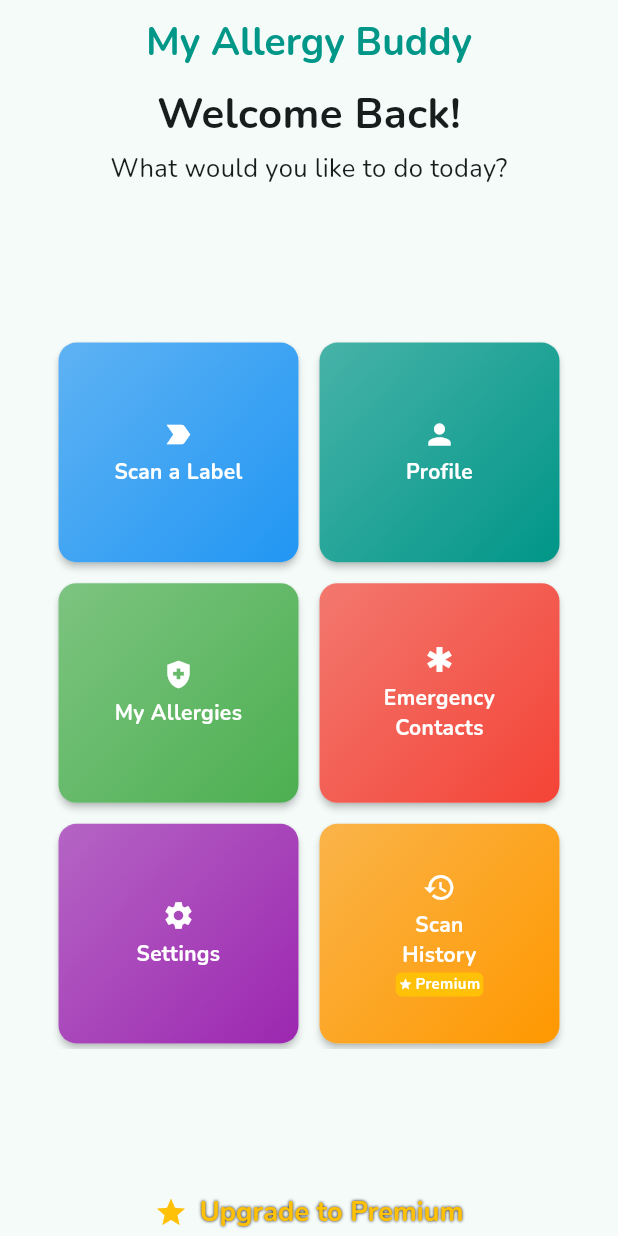
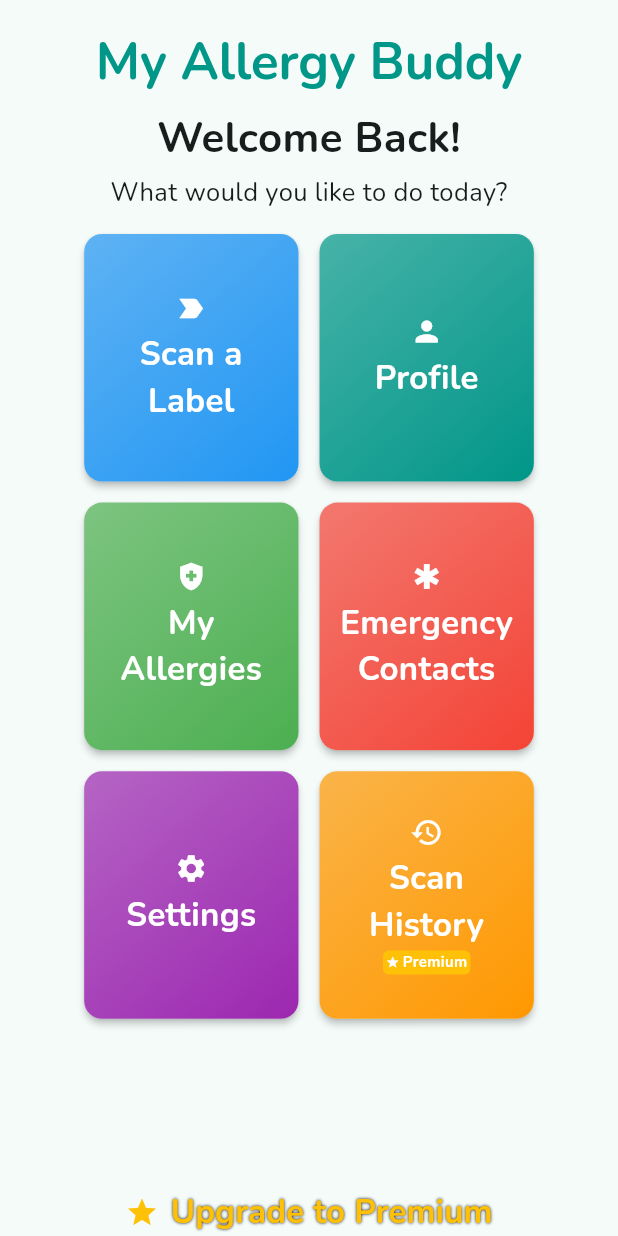
Before and after one commit to myallergybuddy/my-allergy-buddy, a Flutter app: the HomeScreen screen opened by its route, on a phone screen of 412 x 824 dp. Run offline on Flutter 3.47's test engine with Material 3 defaults, Android fonts, the phone set to English and light mode, and no system bars; our stand-ins replace firebase_analytics, firebase_core, firebase_crashlytics, firebase_messaging, flutter_local_notifications, flutter_lucide and 7 more; missing offline and left inert: encrypt, google_mlkit_text_recognition, mobile_scanner, purchases_flutter; accounts and stored records are empty.

Commit message:
Enlarge home-screen title and button labels so the layout stays readable with smaller action tiles.
Co-authored-by: Cursor <cursoragent@cursor.com>

```diff
--- a/lib/home_screen.dart
+++ b/lib/home_screen.dart
@@ -86,7 +86,9 @@ class _HomeScreenState extends State<HomeScreen> {
     return Scaffold(
       backgroundColor: Theme.of(context).colorScheme.surface,
       appBar: AppBar(
-        title: FittedBox(
+        title: Padding(
+          padding: const EdgeInsets.only(top: 10),
+          child: FittedBox(
             fit: BoxFit.scaleDown,
             child: Text(
               'My Allergy Buddy',
@@ -94,14 +96,15 @@ class _HomeScreenState extends State<HomeScreen> {
               style: GoogleFonts.nunito(
                 color: Colors.teal,
                 fontWeight: FontWeight.bold,
-              fontSize: 26,
+                fontSize: 34,
+              ),
             ),
           ),
         ),
         centerTitle: true,
         backgroundColor: Colors.transparent,
         elevation: 0,
-        toolbarHeight: 56,
+        toolbarHeight: 72,
         titleSpacing: 0,
         automaticallyImplyLeading: false,
       ),
@@ -132,7 +135,7 @@ class _HomeScreenState extends State<HomeScreen> {
                 ),
                 textAlign: TextAlign.center,
               ),
-              const SizedBox(height: 8),
+              const SizedBox(height: 12),
               Expanded(
                 child: LayoutBuilder(
                   builder: (context, constraints) {
@@ -140,15 +143,16 @@ class _HomeScreenState extends State<HomeScreen> {
                     const rowCount = 3;
                     const mainAxisSpacing = 6.0;
                     const crossAxisSpacing = 6.0;
-                    final gridWidth = constraints.maxWidth * 0.9;
-                    final gridHeight = constraints.maxHeight * 0.72;
+                    final gridWidth = constraints.maxWidth * 0.81;
+                    final gridHeight = constraints.maxHeight * 0.83;
                     final cellWidth =
                         (gridWidth - crossAxisSpacing) / crossAxisCount;
                     final cellHeight =
                         (gridHeight - mainAxisSpacing * (rowCount - 1)) / rowCount;
                     final aspectRatio = cellWidth / cellHeight;
 
-                    return Center(
+                    return Align(
+                      alignment: Alignment.topCenter,
                       child: SizedBox(
                         width: gridWidth,
                         height: gridHeight,
@@ -409,7 +413,7 @@ class _HomeScreenState extends State<HomeScreen> {
                   'Upgrade to Premium',
                   style: GoogleFonts.nunito(
                     color: Colors.amber,
-                    fontSize: 18,
+                    fontSize: 22,
                     fontWeight: FontWeight.bold,
                     shadows: const [
                       Shadow(
@@ -483,7 +487,7 @@ class _HomeScreenState extends State<HomeScreen> {
                   getDisplayTitle(title),
                   style: GoogleFonts.nunito(
                     color: Colors.white,
-                    fontSize: 14,
+                    fontSize: 22,
                     fontWeight: FontWeight.bold,
                   ),
                   textAlign: TextAlign.center,
```
Lines whose indentation alone changed are shown as unchanged.
